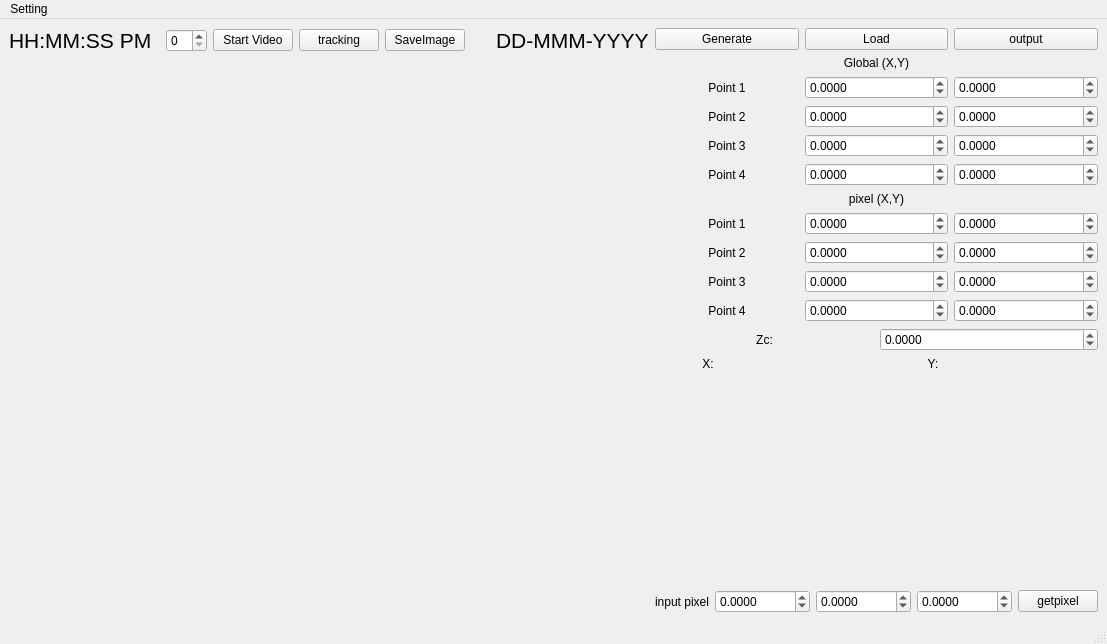
This is core/mainwindow.ui in kmolLin/opencv_with_python as Qt 5 draws it before an edit. The edited form follows.
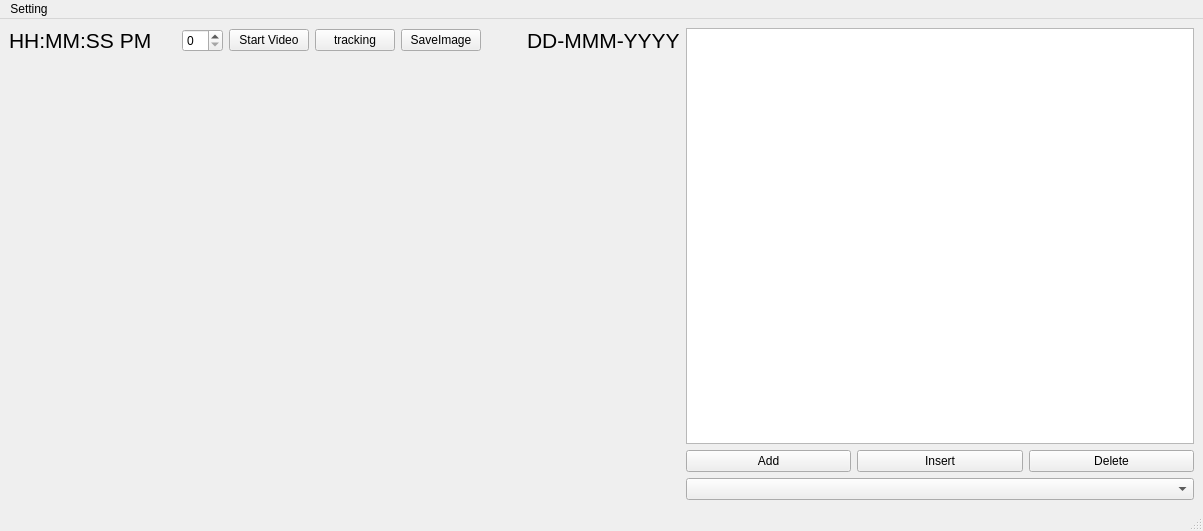
This is the edited form.

The edit to the form file:
```diff
--- a/core/mainwindow.ui
+++ b/core/mainwindow.ui
@@ -6,15 +6,15 @@
    <rect>
     <x>0</x>
     <y>0</y>
-    <width>1077</width>
-    <height>644</height>
+    <width>1203</width>
+    <height>531</height>
    </rect>
   </property>
   <property name="windowTitle">
    <string>opencv_pyqt5</string>
   </property>
   <widget class="QWidget" name="centralwidget">
-   <layout class="QHBoxLayout" name="horizontalLayout_13">
+   <layout class="QHBoxLayout" name="horizontalLayout_2">
     <item>
      <layout class="QGridLayout" name="gridLayout_2">
       <item row="0" column="0">
@@ -129,528 +129,39 @@
      </layout>
     </item>
     <item>
-     <layout class="QVBoxLayout" name="verticalLayout_4">
+     <layout class="QVBoxLayout" name="verticalLayout">
       <item>
-       <layout class="QVBoxLayout" name="verticalLayout_3">
+       <widget class="QListView" name="listView"/>
+      </item>
+      <item>
+       <layout class="QVBoxLayout" name="verticalLayout_2">
         <item>
-         <layout class="QVBoxLayout" name="verticalLayout_2">
+         <layout class="QHBoxLayout" name="horizontalLayout">
           <item>
-           <layout class="QVBoxLayout" name="verticalLayout">
-            <item>
-             <layout class="QHBoxLayout" name="horizontalLayout_9">
-              <item>
-               <widget class="QPushButton" name="generate">
-                <property name="text">
-                 <string>Generate</string>
-                </property>
-               </widget>
-              </item>
-              <item>
-               <widget class="QPushButton" name="load">
-                <property name="text">
-                 <string>Load</string>
-                </property>
-               </widget>
-              </item>
-              <item>
-               <widget class="QPushButton" name="output">
-                <property name="text">
-                 <string>output</string>
-                </property>
-               </widget>
-              </item>
-             </layout>
-            </item>
-            <item>
-             <widget class="QLabel" name="label_5">
-              <property name="text">
-               <string>Global (X,Y)</string>
-              </property>
-              <property name="alignment">
-               <set>Qt::AlignCenter</set>
-              </property>
-             </widget>
-            </item>
-            <item>
-             <layout class="QHBoxLayout" name="horizontalLayout">
-              <item>
-               <widget class="QLabel" name="label">
-                <property name="text">
-                 <string>Point 1</string>
-                </property>
-                <property name="alignment">
-                 <set>Qt::AlignCenter</set>
-                </property>
-               </widget>
-              </item>
-              <item>
-               <widget class="QDoubleSpinBox" name="gp1x">
-                <property name="decimals">
-                 <number>4</number>
-                </property>
-                <property name="minimum">
-                 <double>-10000.000000000000000</double>
-                </property>
-                <property name="maximum">
-                 <double>10000.000000000000000</double>
-                </property>
-                <property name="singleStep">
-                 <double>0.000000000000000</double>
-                </property>
-               </widget>
-              </item>
-              <item>
-               <widget class="QDoubleSpinBox" name="gp1y">
-                <property name="decimals">
-                 <number>4</number>
-                </property>
-                <property name="minimum">
-                 <double>-10000.000000000000000</double>
-                </property>
-                <property name="maximum">
-                 <double>10000.000000000000000</double>
-                </property>
-               </widget>
-              </item>
-             </layout>
-            </item>
-            <item>
-             <layout class="QHBoxLayout" name="horizontalLayout_2">
-              <item>
-               <widget class="QLabel" name="label_2">
-                <property name="text">
-                 <string>Point 2</string>
-                </property>
-                <property name="alignment">
-                 <set>Qt::AlignCenter</set>
-                </property>
-               </widget>
-              </item>
-              <item>
-               <widget class="QDoubleSpinBox" name="gp2x">
-                <property name="decimals">
-                 <number>4</number>
-                </property>
-                <property name="minimum">
-                 <double>-10000.000000000000000</double>
-                </property>
-                <property name="maximum">
-                 <double>10000.000000000000000</double>
-                </property>
-               </widget>
-              </item>
-              <item>
-               <widget class="QDoubleSpinBox" name="gp2y">
-                <property name="decimals">
-                 <number>4</number>
-                </property>
-                <property name="minimum">
-                 <double>-10000.000000000000000</double>
-                </property>
-                <property name="maximum">
-                 <double>10000.000000000000000</double>
-                </property>
-               </widget>
-              </item>
-             </layout>
-            </item>
-            <item>
-             <layout class="QHBoxLayout" name="horizontalLayout_3">
-              <item>
-               <widget class="QLabel" name="label_3">
-                <property name="text">
-                 <string>Point 3</string>
-                </property>
-                <property name="alignment">
-                 <set>Qt::AlignCenter</set>
-                </property>
-               </widget>
-              </item>
-              <item>
-               <widget class="QDoubleSpinBox" name="gp3x">
-                <property name="decimals">
-                 <number>4</number>
-                </property>
-                <property name="minimum">
-                 <double>-10000.000000000000000</double>
-                </property>
-                <property name="maximum">
-                 <double>10000.000000000000000</double>
-                </property>
-               </widget>
-              </item>
-              <item>
-               <widget class="QDoubleSpinBox" name="gp3y">
-                <property name="decimals">
-                 <number>4</number>
-                </property>
-                <property name="minimum">
-                 <double>-10000.000000000000000</double>
-                </property>
-                <property name="maximum">
-                 <double>10000.000000000000000</double>
-                </property>
-               </widget>
-              </item>
-             </layout>
-            </item>
-            <item>
-             <layout class="QHBoxLayout" name="horizontalLayout_4">
-              <item>
-               <widget class="QLabel" name="label_4">
-                <property name="text">
-                 <string>Point 4</string>
-                </property>
-                <property name="alignment">
-                 <set>Qt::AlignCenter</set>
-                </property>
-               </widget>
-              </item>
-              <item>
-               <widget class="QDoubleSpinBox" name="gp4x">
-                <property name="decimals">
-                 <number>4</number>
-                </property>
-                <property name="minimum">
-                 <double>-10000.000000000000000</double>
-                </property>
-                <property name="maximum">
-                 <double>10000.000000000000000</double>
-                </property>
-               </widget>
-              </item>
-              <item>
-               <widget class="QDoubleSpinBox" name="gp4y">
-                <property name="decimals">
-                 <number>4</number>
-                </property>
-                <property name="minimum">
-                 <double>-10000.000000000000000</double>
-                </property>
-                <property name="maximum">
-                 <double>10000.000000000000000</double>
-                </property>
-               </widget>
-              </item>
-             </layout>
-            </item>
-           </layout>
-          </item>
-         </layout>
-        </item>
-        <item>
-         <widget class="QLabel" name="label_6">
-          <property name="text">
-           <string>pixel (X,Y)</string>
-          </property>
-          <property name="alignment">
-           <set>Qt::AlignCenter</set>
-          </property>
-         </widget>
-        </item>
-        <item>
-         <layout class="QHBoxLayout" name="horizontalLayout_5">
-          <item>
-           <widget class="QLabel" name="label_7">
+           <widget class="QPushButton" name="add_list_view">
             <property name="text">
-             <string>Point 1</string>
+             <string>Add</string>
             </property>
-            <property name="alignment">
-             <set>Qt::AlignCenter</set>
-            </property>
            </widget>
           </item>
           <item>
-           <widget class="QDoubleSpinBox" name="pp1x">
-            <property name="decimals">
-             <number>4</number>
-            </property>
-            <property name="minimum">
-             <double>-10000.000000000000000</double>
-            </property>
-            <property name="maximum">
-             <double>10000.000000000000000</double>
-            </property>
-           </widget>
-          </item>
-          <item>
-           <widget class="QDoubleSpinBox" name="pp1y">
-            <property name="decimals">
-             <number>4</number>
-            </property>
-            <property name="minimum">
-             <double>-10000.000000000000000</double>
-            </property>
-            <property name="maximum">
-             <double>10000.000000000000000</double>
-            </property>
-           </widget>
-          </item>
-         </layout>
-        </item>
-        <item>
-         <layout class="QHBoxLayout" name="horizontalLayout_6">
-          <item>
-           <widget class="QLabel" name="label_8">
+           <widget class="QPushButton" name="insert_list_view">
             <property name="text">
-             <string>Point 2</string>
+             <string>Insert</string>
             </property>
-            <property name="alignment">
-             <set>Qt::AlignCenter</set>
-            </property>
            </widget>
           </item>
           <item>
-           <widget class="QDoubleSpinBox" name="pp2x">
-            <property name="decimals">
-             <number>4</number>
-            </property>
-            <property name="minimum">
-             <double>-10000.000000000000000</double>
-            </property>
-            <property name="maximum">
-             <double>10000.000000000000000</double>
-            </property>
-           </widget>
-          </item>
-          <item>
-           <widget class="QDoubleSpinBox" name="pp2y">
-            <property name="decimals">
-             <number>4</number>
-            </property>
-            <property name="minimum">
-             <double>-10000.000000000000000</double>
-            </property>
-            <property name="maximum">
-             <double>10000.000000000000000</double>
-            </property>
-           </widget>
-          </item>
-         </layout>
-        </item>
-        <item>
-         <layout class="QHBoxLayout" name="horizontalLayout_7">
-          <item>
-           <widget class="QLabel" name="label_9">
+           <widget class="QPushButton" name="delete_list_view">
             <property name="text">
-             <string>Point 3</string>
+             <string>Delete</string>
             </property>
-            <property name="alignment">
-             <set>Qt::AlignCenter</set>
-            </property>
            </widget>
           </item>
-          <item>
-           <widget class="QDoubleSpinBox" name="pp3x">
-            <property name="decimals">
-             <number>4</number>
-            </property>
-            <property name="minimum">
-             <double>-10000.000000000000000</double>
-            </property>
-            <property name="maximum">
-             <double>10000.000000000000000</double>
-            </property>
-           </widget>
-          </item>
-          <item>
-           <widget class="QDoubleSpinBox" name="pp3y">
-            <property name="decimals">
-             <number>4</number>
-            </property>
-            <property name="minimum">
-             <double>-10000.000000000000000</double>
-            </property>
-            <property name="maximum">
-             <double>10000.000000000000000</double>
-            </property>
-           </widget>
-          </item>
          </layout>
         </item>
         <item>
-         <layout class="QHBoxLayout" name="horizontalLayout_8">
-          <item>
-           <widget class="QLabel" name="label_10">
-            <property name="text">
-             <string>Point 4</string>
-            </property>
-            <property name="alignment">
-             <set>Qt::AlignCenter</set>
-            </property>
-           </widget>
-          </item>
-          <item>
-           <widget class="QDoubleSpinBox" name="pp4x">
-            <property name="decimals">
-             <number>4</number>
-            </property>
-            <property name="minimum">
-             <double>-10000.000000000000000</double>
-            </property>
-            <property name="maximum">
-             <double>10000.000000000000000</double>
-            </property>
-           </widget>
-          </item>
-          <item>
-           <widget class="QDoubleSpinBox" name="pp4y">
-            <property name="decimals">
-             <number>4</number>
-            </property>
-            <property name="minimum">
-             <double>-10000.000000000000000</double>
-            </property>
-            <property name="maximum">
-             <double>10000.000000000000000</double>
-            </property>
-           </widget>
-          </item>
-         </layout>
-        </item>
-       </layout>
-      </item>
-      <item>
-       <layout class="QHBoxLayout" name="horizontalLayout_12">
-        <item>
-         <widget class="QLabel" name="label_14">
-          <property name="text">
-           <string>Zc:</string>
-          </property>
-          <property name="alignment">
-           <set>Qt::AlignCenter</set>
-          </property>
-         </widget>
-        </item>
-        <item>
-         <widget class="QDoubleSpinBox" name="Zc">
-          <property name="decimals">
-           <number>4</number>
-          </property>
-          <property name="minimum">
-           <double>-10000.000000000000000</double>
-          </property>
-          <property name="maximum">
-           <double>10000.000000000000000</double>
-          </property>
-         </widget>
-        </item>
-       </layout>
-      </item>
-      <item>
-       <layout class="QHBoxLayout" name="horizontalLayout_11">
-        <item>
-         <widget class="QLabel" name="label_12">
-          <property name="text">
-           <string>X:</string>
-          </property>
-          <property name="alignment">
-           <set>Qt::AlignCenter</set>
-          </property>
-         </widget>
-        </item>
-        <item>
-         <widget class="QLabel" name="trackX">
-          <property name="text">
-           <string/>
-          </property>
-          <property name="alignment">
-           <set>Qt::AlignCenter</set>
-          </property>
-         </widget>
-        </item>
-        <item>
-         <widget class="QLabel" name="label_13">
-          <property name="text">
-           <string>Y:</string>
-          </property>
-          <property name="alignment">
-           <set>Qt::AlignCenter</set>
-          </property>
-         </widget>
-        </item>
-        <item>
-         <widget class="QLabel" name="trackY">
-          <property name="text">
-           <string/>
-          </property>
-          <property name="alignment">
-           <set>Qt::AlignCenter</set>
-          </property>
-         </widget>
-        </item>
-       </layout>
-      </item>
-      <item>
-       <spacer name="verticalSpacer_2">
-        <property name="orientation">
-         <enum>Qt::Vertical</enum>
-        </property>
-        <property name="sizeHint" stdset="0">
-         <size>
-          <width>20</width>
-          <height>40</height>
-         </size>
-        </property>
-       </spacer>
-      </item>
-      <item>
-       <layout class="QHBoxLayout" name="horizontalLayout_10">
-        <item>
-         <widget class="QLabel" name="label_11">
-          <property name="text">
-           <string>input pixel</string>
-          </property>
-          <property name="alignment">
-           <set>Qt::AlignCenter</set>
-          </property>
-         </widget>
-        </item>
-        <item>
-         <widget class="QDoubleSpinBox" name="inputpixelX">
-          <property name="decimals">
-           <number>4</number>
-          </property>
-          <property name="minimum">
-           <double>-10000.000000000000000</double>
-          </property>
-          <property name="maximum">
-           <double>10000.000000000000000</double>
-          </property>
-         </widget>
-        </item>
-        <item>
-         <widget class="QDoubleSpinBox" name="inputpixelY">
-          <property name="decimals">
-           <number>4</number>
-          </property>
-          <property name="minimum">
-           <double>-10000.000000000000000</double>
-          </property>
-          <property name="maximum">
-           <double>10000.000000000000000</double>
-          </property>
-         </widget>
-        </item>
-        <item>
-         <widget class="QDoubleSpinBox" name="inputpixelZ">
-          <property name="decimals">
-           <number>4</number>
-          </property>
-          <property name="minimum">
-           <double>-10000.000000000000000</double>
-          </property>
-          <property name="maximum">
-           <double>10000.000000000000000</double>
-          </property>
-         </widget>
-        </item>
-        <item>
-         <widget class="QPushButton" name="getpixel">
-          <property name="text">
-           <string>getpixel</string>
-          </property>
-         </widget>
+         <widget class="QComboBox" name="image_box"/>
         </item>
        </layout>
       </item>
@@ -664,8 +175,8 @@
     <rect>
      <x>0</x>
      <y>0</y>
-     <width>1077</width>
-     <height>21</height>
+     <width>1203</width>
+     <height>22</height>
     </rect>
    </property>
    <widget class="QMenu" name="menuCalibation">
```
Left out of the diff: 1 changed line with no effect on the pictures.
